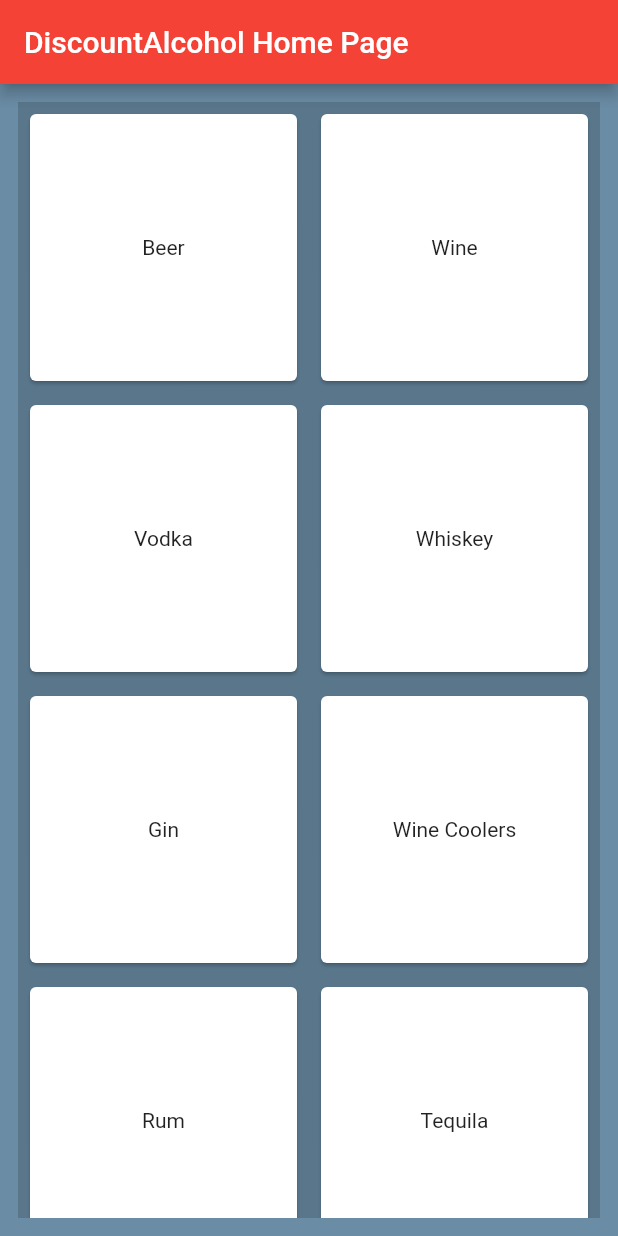
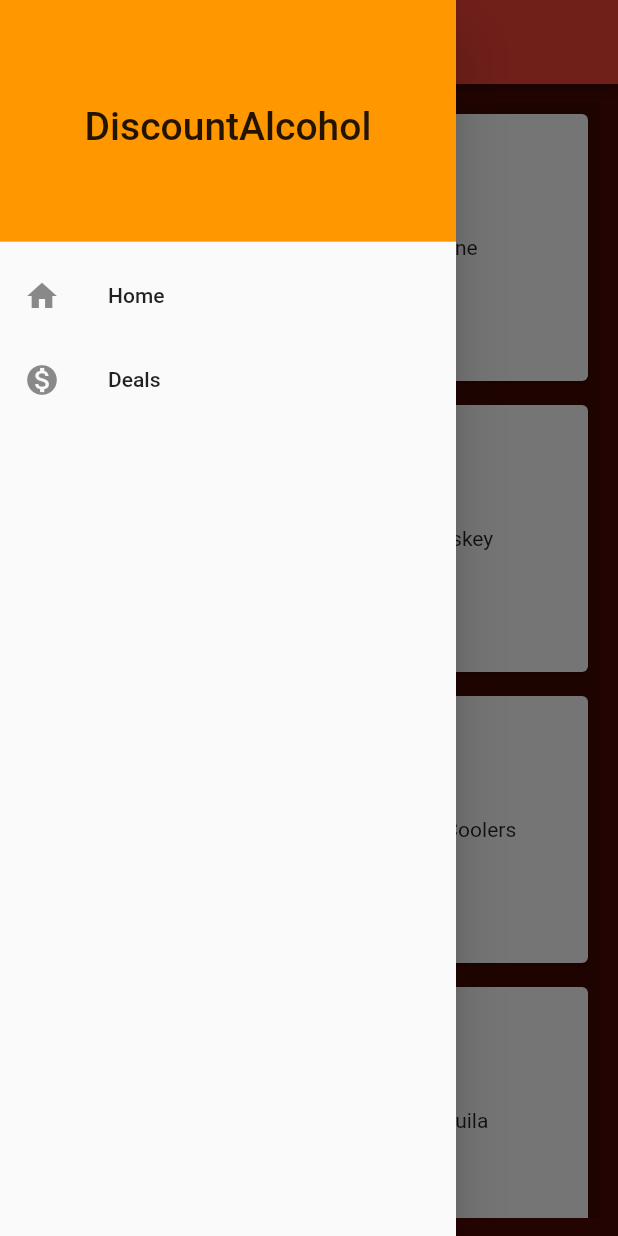
Before and after one commit to askudlarek/DiscountAlcohol, a Flutter app: the screen it shows after launch, with the side drawer open (before the commit the screen has no drawer), on a phone screen of 412 x 824 dp. Run offline on Flutter 3.47's test engine with Material 2 defaults, Android fonts, the phone set to English and light mode, and no system bars; our stand-ins replace google_maps_flutter.

Commit message:
Add drawer and deals page foundation

```diff
--- a/discount_alcohol/lib/main.dart
+++ b/discount_alcohol/lib/main.dart
@@ -1,5 +1,6 @@
 import 'package:flutter/material.dart';
 import 'mapPage.dart';
+import 'nav_drawer.dart';
 
 void main() => runApp(DiscountAlcohol());
 
@@ -11,7 +12,7 @@ class DiscountAlcohol extends StatelessWidget {
       theme: ThemeData(
         primarySwatch: Colors.red,
       ),
-      home: MyHomePage(title: 'DiscountAlcohol Home Page'),
+      home: MyHomePage(title: 'DiscountAlcohol'),
       debugShowCheckedModeBanner: false,
     );
   }
@@ -69,7 +70,8 @@ class _MyHomePageState extends State<MyHomePage> {
       appBar: AppBar(
         title: Text(widget.title),
       ),
-      backgroundColor: Color.fromARGB(200, 65, 108, 140),
+      backgroundColor: Color.fromARGB(0xFF, 0x4E, 0x09, 0x04),
+      drawer: NavDrawer(),
       body: Container(
         padding: EdgeInsets.all(12.0),
         child: GridView.count(
@@ -83,7 +85,7 @@ class _MyHomePageState extends State<MyHomePage> {
               "Rum",
               "Tequila"]
             ),
-        )
+        ),
       )
     );
   }
--- /dev/null
+++ b/discount_alcohol/lib/nav_drawer.dart
@@ -0,0 +1,41 @@
+import 'package:flutter/material.dart';
+import 'main.dart';
+import 'ad_page.dart';
+
+// renders the hamburger menu
+class NavDrawer extends StatelessWidget {
+  Widget build(BuildContext context) {
+    return Drawer(
+      child: ListView(
+        children: <Widget>[
+          DrawerHeader(
+            child: Center(
+              child: Text("DiscountAlcohol", style: TextStyle(fontSize: 26)),
+            ),
+            decoration: BoxDecoration(
+              color: Color.fromARGB(0xFF, 0xFF, 0x98, 0x00),
+            ),
+          ),
+
+          // route to Home page
+          ListTile(
+            leading: Icon(Icons.home),
+            title: Text("Home"),
+            onTap: () => Navigator.push(context, MaterialPageRoute(
+              builder: (context) => MyHomePage(title: "DiscountAlcohol")
+            ))
+          ),
+
+          // route to Deals page
+          ListTile(
+            leading: Icon(Icons.monetization_on),
+            title: Text("Deals"),
+            onTap: () => Navigator.push(context, MaterialPageRoute(
+              builder: (context) => AdPageFrame()
+            ))
+          ),
+        ]
+      )
+    );
+  }
+}
```
Also changed, not shown: discount_alcohol/lib/ad_page.dart (added, +64 -0 lines).
